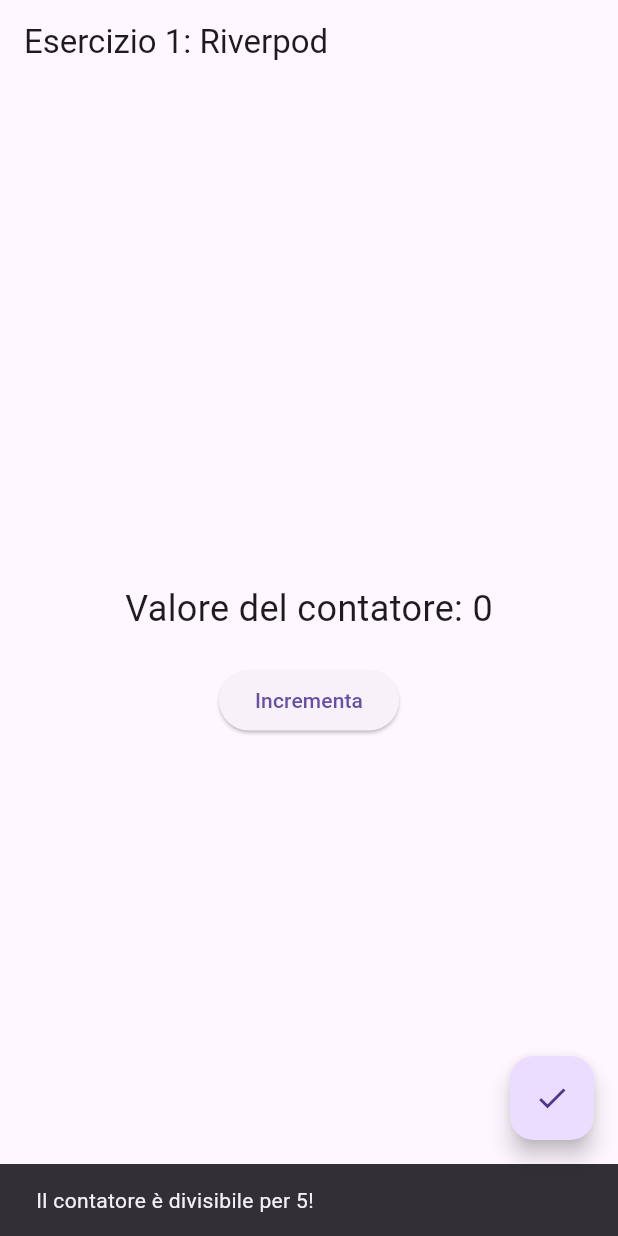
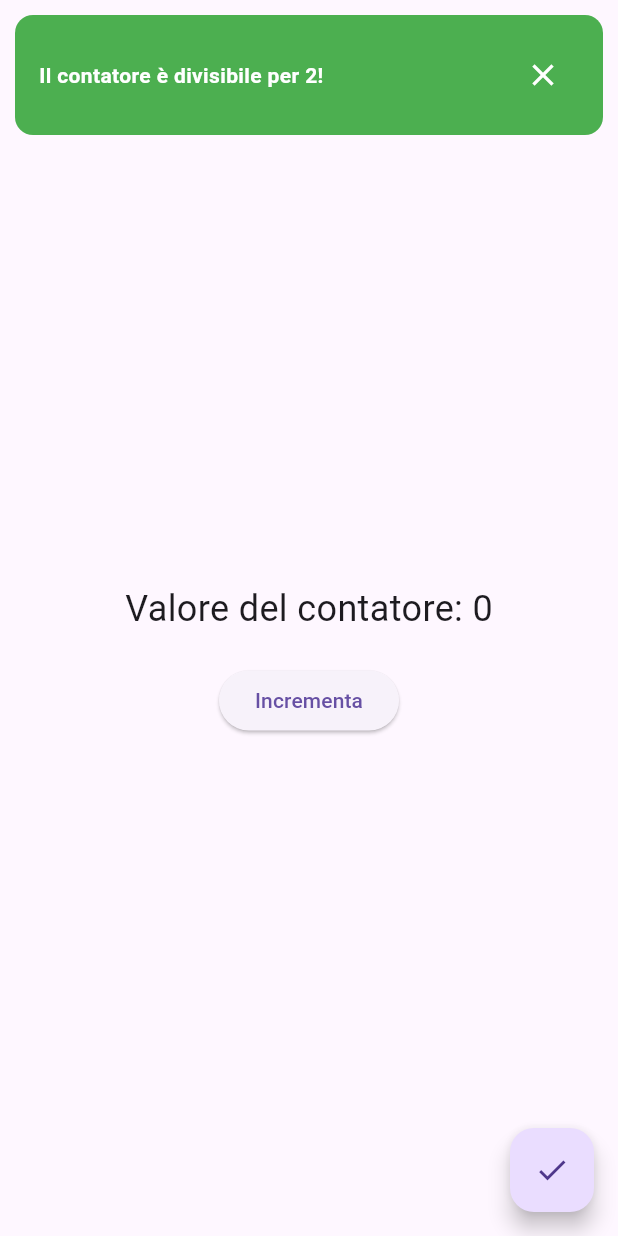
Before and after one commit to NicolaBuomp/esercizi_lezione_7, a Flutter app: the Exercise1Page screen opened by its route, after a tap on the "check" icon, on a phone screen of 412 x 824 dp. Run offline on Flutter 3.47's test engine with Material 3 defaults, Android fonts, the phone set to English and light mode, and no system bars; our stand-ins replace dio, flutter_hooks, flutter_riverpod, go_router, hooks_riverpod.

Commit message:
Fix e creazione snackbar custom

```diff
--- a/lib/pages/exercise_1/exercise_1_page.dart
+++ b/lib/pages/exercise_1/exercise_1_page.dart
@@ -1,3 +1,4 @@
+import 'package:esercizi_lezione_7/widgets/CustomSnackBar.dart'; // Importa il tuo widget personalizzato
 import 'package:flutter/material.dart';
 import 'package:flutter_riverpod/flutter_riverpod.dart';
 
@@ -34,14 +35,17 @@ class Exercise1Page extends ConsumerWidget {
       floatingActionButton: FloatingActionButton(
         onPressed: () {
           final count = ref.read(counterProvider);
-          if (count % 5 == 0) {
-            ScaffoldMessenger.of(context).showSnackBar(
-              const SnackBar(content: Text('Il contatore è divisibile per 5!')),
+          if (count % 2 == 0) {
+            CustomTopSnackBar.show(
+              context,
+              'Il contatore è divisibile per 2!',
+              backgroundColor: Colors.green,
             );
-          }
-          if (count % 5 == 0) {
-            ScaffoldMessenger.of(context).showSnackBar(
-              const SnackBar(content: Text('Il contatore è divisibile per 5!')),
+          } else {
+            CustomTopSnackBar.show(
+              context,
+              'Il contatore non è divisibile per 2!',
+              backgroundColor: Colors.red,
             );
           }
         },
--- a/lib/pages/exercise_3/exercise_3_page.dart
+++ b/lib/pages/exercise_3/exercise_3_page.dart
@@ -1,3 +1,4 @@
+import 'package:esercizi_lezione_7/widgets/CustomSnackBar.dart';
 import 'package:flutter/material.dart';
 import 'package:hooks_riverpod/hooks_riverpod.dart';
 import 'package:flutter_hooks/flutter_hooks.dart';
@@ -14,8 +15,10 @@ class Exercise3Page extends HookConsumerWidget {
     useEffect(() {
       if (counterValue == 10 && !snackBarShown.value) {
         WidgetsBinding.instance.addPostFrameCallback((_) {
-          ScaffoldMessenger.of(context).showSnackBar(
-            const SnackBar(content: Text('Hai raggiunto il valore di 10!')),
+          CustomTopSnackBar.show(
+            context,
+            'Hai raggiunto il valore $counterValue!',
+            backgroundColor: Colors.green,
           );
         });
         snackBarShown.value = true;
--- /dev/null
+++ b/lib/widgets/CustomSnackBar.dart
@@ -0,0 +1,83 @@
+import 'package:flutter/material.dart';
+
+class CustomTopSnackBar {
+  static void show(BuildContext context, String message,
+      {Color backgroundColor = Colors.blue, Color textColor = Colors.white}) {
+    final overlay = Overlay.of(context);
+    late OverlayEntry overlayEntry;
+
+    // Controller per animazione
+    final animationController = AnimationController(
+      duration: const Duration(milliseconds: 750),
+      vsync: Navigator.of(context),
+    );
+
+    // Animazione di scorrimento
+    final animation = Tween<Offset>(
+      begin: const Offset(0, -4),
+      end: Offset.zero,
+    ).animate(CurvedAnimation(
+      parent: animationController,
+      curve: Curves.elasticInOut,
+    ));
+
+    overlayEntry = OverlayEntry(
+      builder: (context) => Positioned(
+        top: 0,
+        left: 0,
+        right: 0,
+        child: SafeArea(
+          child: Material(
+            color: Colors.transparent,
+            child: SlideTransition(
+              position: animation,
+              child: Container(
+                padding: const EdgeInsets.all(16),
+                margin: const EdgeInsets.all(10),
+                decoration: BoxDecoration(
+                  color: backgroundColor,
+                  borderRadius: BorderRadius.circular(12),
+                ),
+                child: Row(
+                  mainAxisAlignment: MainAxisAlignment.spaceBetween,
+                  children: [
+                    Expanded(
+                      child: Text(
+                        message,
+                        style: TextStyle(
+                          color: textColor,
+                          fontWeight: FontWeight.bold,
+                        ),
+                      ),
+                    ),
+                    IconButton(
+                      icon: Icon(Icons.close, color: textColor),
+                      onPressed: () {
+                        animationController.reverse().then((_) {
+                          overlayEntry.remove();
+                        });
+                      },
+                    ),
+                  ],
+                ),
+              ),
+            ),
+          ),
+        ),
+      ),
+    );
+
+    // Inserisci l'OverlayEntry e avvia l'animazione di apparizione
+    overlay.insert(overlayEntry);
+    animationController.forward();
+
+    // Rimuovi lo snack bar dopo 3 secondi con un'animazione di dissolvenza
+    Future.delayed(const Duration(seconds: 3), () {
+      if (overlayEntry.mounted) {
+        animationController.reverse().then((_) {
+          overlayEntry.remove();
+        });
+      }
+    });
+  }
+}
```
